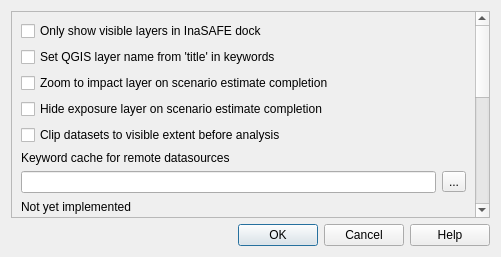
The window that safe_qgis/options_dialog_base.ui (inasafe/inasafe) describes before a commit, drawn with Qt 5.
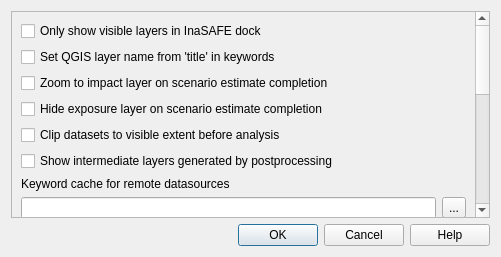
The same window after the commit. Icons and pictures are not drawn.

Patch:
```diff
--- a/safe_qgis/options_dialog_base.ui
+++ b/safe_qgis/options_dialog_base.ui
@@ -39,69 +39,11 @@
         <x>0</x>
         <y>0</y>
         <width>465</width>
-        <height>575</height>
+        <height>603</height>
        </rect>
       </property>
       <layout class="QGridLayout" name="gridLayout_2">
-       <item row="0" column="0">
-        <widget class="QCheckBox" name="cbxVisibleLayersOnly">
-         <property name="text">
-          <string>Only show visible layers in InaSAFE dock</string>
-         </property>
-        </widget>
-       </item>
-       <item row="1" column="0">
-        <widget class="QCheckBox" name="cbxSetLayerNameFromTitle">
-         <property name="enabled">
-          <bool>true</bool>
-         </property>
-         <property name="text">
-          <string>Set QGIS layer name from 'title' in keywords</string>
-         </property>
-        </widget>
-       </item>
-       <item row="2" column="0">
-        <widget class="QCheckBox" name="cbxZoomToImpact">
-         <property name="enabled">
-          <bool>true</bool>
-         </property>
-         <property name="text">
-          <string>Zoom to impact layer on scenario estimate completion</string>
-         </property>
-        </widget>
-       </item>
-       <item row="5" column="0">
-        <widget class="QLabel" name="lblKeywordCache">
-         <property name="enabled">
-          <bool>true</bool>
-         </property>
-         <property name="text">
-          <string>Keyword cache for remote datasources</string>
-         </property>
-        </widget>
-       </item>
-       <item row="6" column="0">
-        <layout class="QHBoxLayout" name="horizontalLayout_6">
-         <item>
-          <widget class="QLineEdit" name="leKeywordCachePath">
-           <property name="enabled">
-            <bool>true</bool>
-           </property>
-          </widget>
-         </item>
-         <item>
-          <widget class="QToolButton" name="toolKeywordCachePath">
-           <property name="enabled">
-            <bool>true</bool>
-           </property>
-           <property name="text">
-            <string>...</string>
-           </property>
-          </widget>
-         </item>
-        </layout>
-       </item>
-       <item row="7" column="0">
+       <item row="8" column="0">
         <widget class="QGroupBox" name="grpNotImplemented">
          <property name="title">
           <string>Not yet implemented</string>
@@ -265,14 +207,72 @@
          </layout>
         </widget>
        </item>
-       <item row="8" column="0">
+       <item row="0" column="0">
+        <widget class="QCheckBox" name="cbxVisibleLayersOnly">
+         <property name="text">
+          <string>Only show visible layers in InaSAFE dock</string>
+         </property>
+        </widget>
+       </item>
+       <item row="1" column="0">
+        <widget class="QCheckBox" name="cbxSetLayerNameFromTitle">
+         <property name="enabled">
+          <bool>true</bool>
+         </property>
+         <property name="text">
+          <string>Set QGIS layer name from 'title' in keywords</string>
+         </property>
+        </widget>
+       </item>
+       <item row="2" column="0">
+        <widget class="QCheckBox" name="cbxZoomToImpact">
+         <property name="enabled">
+          <bool>true</bool>
+         </property>
+         <property name="text">
+          <string>Zoom to impact layer on scenario estimate completion</string>
+         </property>
+        </widget>
+       </item>
+       <item row="6" column="0">
+        <widget class="QLabel" name="lblKeywordCache">
+         <property name="enabled">
+          <bool>true</bool>
+         </property>
+         <property name="text">
+          <string>Keyword cache for remote datasources</string>
+         </property>
+        </widget>
+       </item>
+       <item row="7" column="0">
+        <layout class="QHBoxLayout" name="horizontalLayout_6">
+         <item>
+          <widget class="QLineEdit" name="leKeywordCachePath">
+           <property name="enabled">
+            <bool>true</bool>
+           </property>
+          </widget>
+         </item>
+         <item>
+          <widget class="QToolButton" name="toolKeywordCachePath">
+           <property name="enabled">
+            <bool>true</bool>
+           </property>
+           <property name="text">
+            <string>...</string>
+           </property>
+          </widget>
+         </item>
+        </layout>
+       </item>
+       <item row="9" column="0">
         <widget class="QCheckBox" name="cbxUseThread">
          <property name="text">
           <string>Run analysis in a separate thread (experimental)</string>
          </property>
         </widget>
        </item>
-       <item row="9" column="0">
+       <item row="10" column="0">
         <spacer name="verticalSpacer">
          <property name="orientation">
           <enum>Qt::Vertical</enum>
@@ -305,6 +305,16 @@
          </property>
         </widget>
        </item>
+       <item row="5" column="0">
+        <widget class="QCheckBox" name="cbxShowPostprocessingLayers">
+         <property name="toolTip">
+          <string>Turn on to see the intermediate files generated by the postprocessing steps in the map canvas</string>
+         </property>
+         <property name="text">
+          <string>Show intermediate layers generated by postprocessing</string>
+         </property>
+        </widget>
+       </item>
       </layout>
      </widget>
     </widget>
```
Left out of the diff: 3 changed lines with no effect on the pictures.
